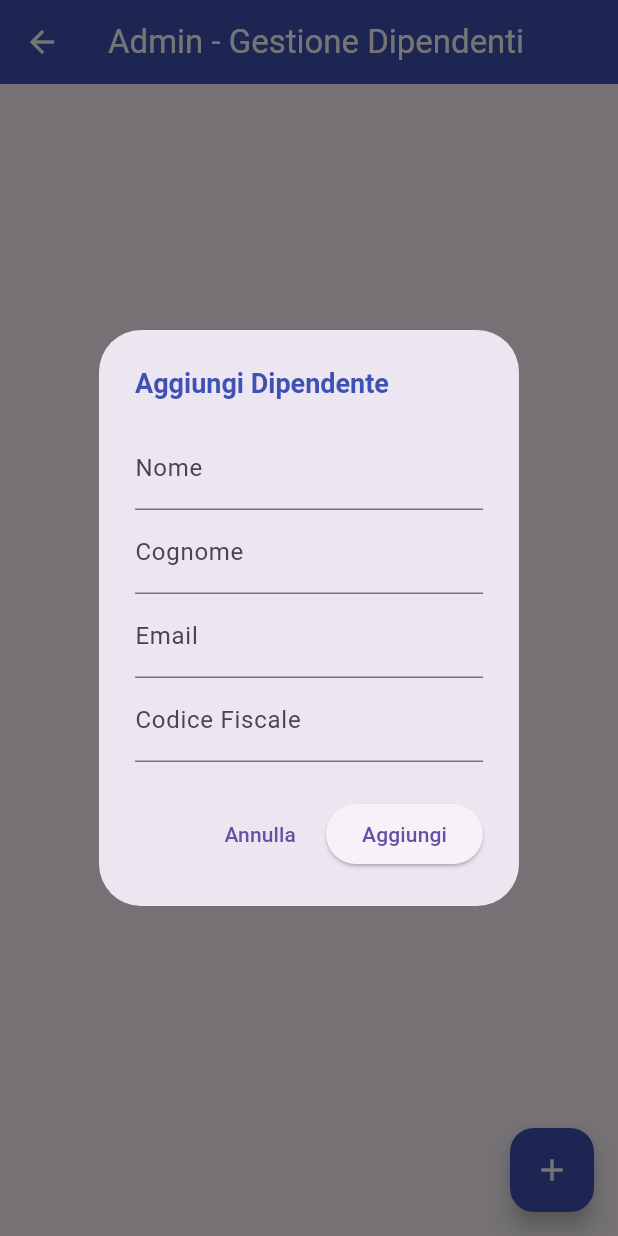
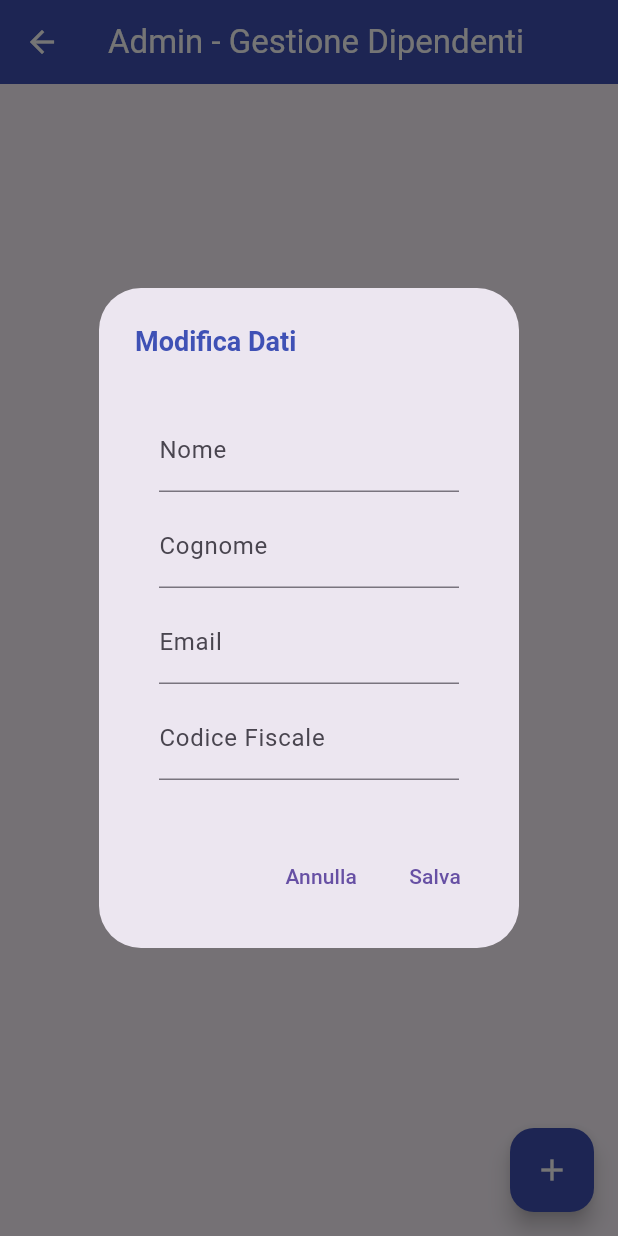
Before and after one commit to AntonyMolino/ManagerTimeDefinitivo, a Flutter app: the AdminPage screen opened directly, after a tap on the "add" icon, on a phone screen of 412 x 824 dp. Run offline on Flutter 3.47's test engine with Material 3 defaults, Android fonts, the phone set to English and light mode, and no system bars; our stand-ins replace fl_chart, permission_handler, sqflite; missing offline and left inert: mobile_scanner; accounts and stored records are empty.

Commit message:
adminpageSI , entrateusciteNo

```diff
--- a/lib/screens/adminpage.dart
+++ b/lib/screens/adminpage.dart
@@ -38,24 +38,30 @@ class _AdminPageState extends State<AdminPage> {
     showDialog(
       context: context,
       barrierDismissible: false,
-      builder: (context) => AlertDialog(
-        title: Text("Aggiungi Dipendente"),
-        content: SingleChildScrollView(
+      builder: (context) {
+        return AlertDialog(
+          title: Text('Modifica Dati'),
+          content: SingleChildScrollView( // Aggiunge il supporto per lo scrolling
+            child: Padding(
+              padding: EdgeInsets.all(16.0),
               child: Column(
-            mainAxisSize: MainAxisSize.min,
+                mainAxisSize: MainAxisSize.min, // Il Column prenderà solo lo spazio necessario
                 children: [
                   TextField(
                     decoration: InputDecoration(labelText: "Nome"),
                     onChanged: (value) => nome = value,
                   ),
+                  SizedBox(height: 8.0), // Distanza tra i campi
                   TextField(
                     decoration: InputDecoration(labelText: "Cognome"),
                     onChanged: (value) => cognome = value,
                   ),
+                  SizedBox(height: 8.0),
                   TextField(
                     decoration: InputDecoration(labelText: "Email"),
                     onChanged: (value) => email = value,
                   ),
+                  SizedBox(height: 8.0),
                   TextField(
                     decoration: InputDecoration(labelText: "Codice Fiscale"),
                     onChanged: (value) => codiceFiscale = value,
@@ -63,26 +69,33 @@ class _AdminPageState extends State<AdminPage> {
                 ],
               ),
             ),
+          ),
           actions: [
             TextButton(
-            child: Text("Annulla"),
-            onPressed: () => Navigator.of(context).pop(),
+              onPressed: () {
+                Navigator.of(context).pop(); // Chiude il dialogo
+              },
+              child: Text('Annulla'),
             ),
-          ElevatedButton(
-            child: Text("Aggiungi"),
-            onPressed: () async {
-              await _addDipendente(nome, cognome, email, codiceFiscale);
-              Navigator.of(context).pop();
+            TextButton(
+              onPressed: () {
+                // Logica per salvare i dati
+                Navigator.of(context).pop(); // Chiude il dialogo dopo aver salvato
               },
+              child: Text('Salva'),
             ),
           ],
-      ),
         );
+      },
+    );
+
+
   }
 
   @override
   Widget build(BuildContext context) {
     return Scaffold(
+      resizeToAvoidBottomInset: true,
       appBar: AppBar(
         title: Text('Admin - Gestione Dipendenti',
         style: TextStyle(color: Colors.white),),
```
Also changed, not shown: lib/screens/entrateUscitePage.dart (+40 -10 lines). Lines whose indentation alone changed are shown as unchanged.
